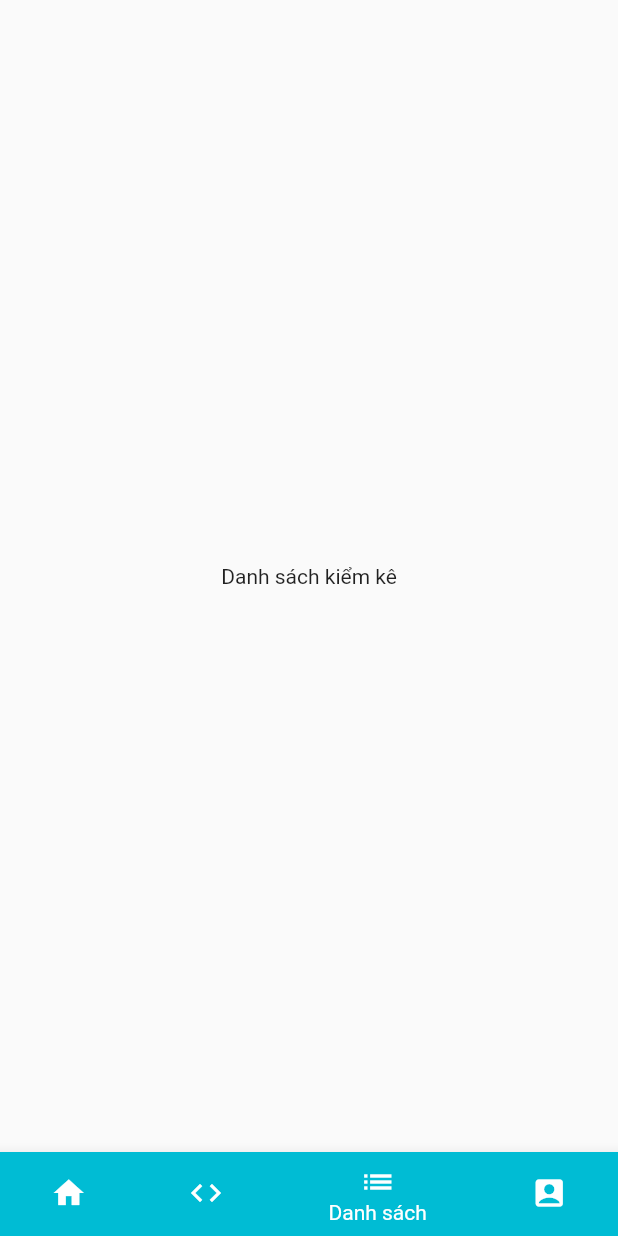
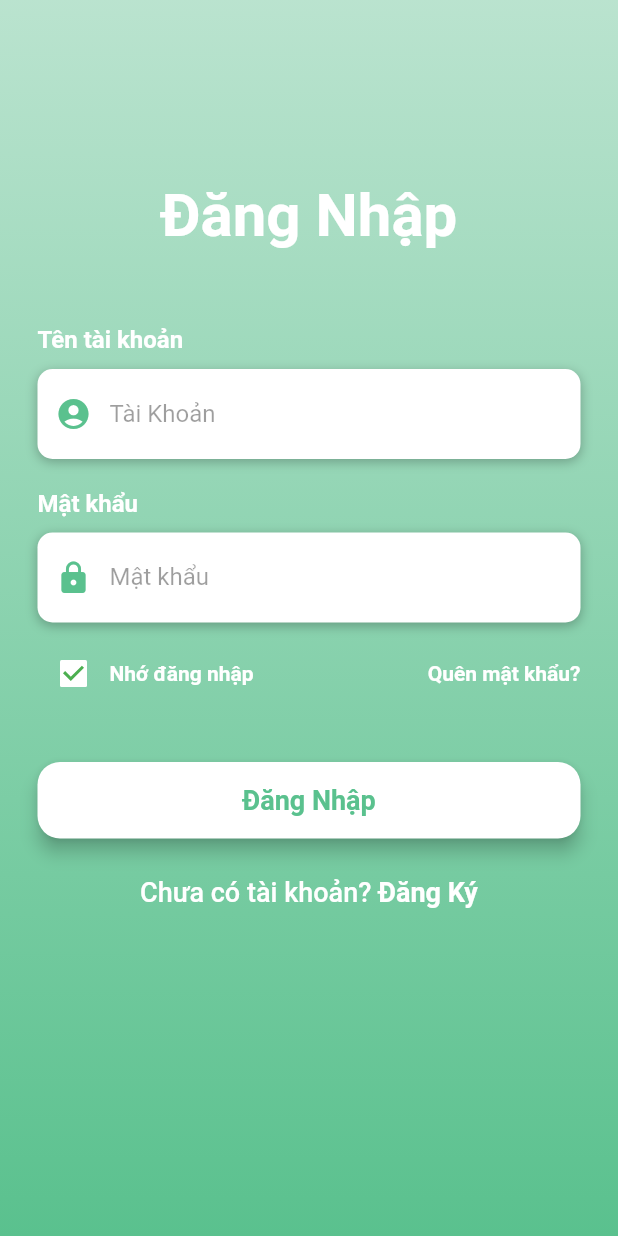
Before and after one commit to tryit4you/QR_Code_QLVL, a Flutter app: the screen it shows after launch, on a phone screen of 412 x 824 dp. Run offline on Flutter 3.47's test engine with Material 2 defaults, Android fonts, the phone set to English and light mode, and no system bars; our stand-ins replace firebase_core, google_fonts; accounts and stored records are empty.

```diff
--- a/lib/main.dart
+++ b/lib/main.dart
@@ -1,5 +1,6 @@
 import 'package:flutter/material.dart';
 import 'package:qr_code_quanlyvattu/screens/home.dart';
+import 'package:qr_code_quanlyvattu/screens/login.dart';
 
 void main() {
   runApp(MaterialApp(
@@ -16,7 +17,8 @@ class _QrScanAppState extends State<QrScanApp> {
     return MaterialApp(
       debugShowCheckedModeBanner: false,
       title: 'Qr_code_QLVT',
-      home: HomeScreens(),
+      home: LoginScreen(),
+      //  home: HomeScreens(),
     );
   }
 }
--- a/lib/screens/login.dart
+++ b/lib/screens/login.dart
@@ -0,0 +1,253 @@
+import 'package:flutter/material.dart';
+import 'package:flutter/services.dart';
+
+class LoginScreen extends StatefulWidget {
+  @override
+  _LoginScreenState createState() => _LoginScreenState();
+}
+
+var isRemember = true;
+
+class _LoginScreenState extends State<LoginScreen> {
+  Widget buildLoginBtn() {
+    return Container(
+      padding: EdgeInsets.symmetric(vertical: 25),
+      width: double.infinity,
+      child: RaisedButton(
+        elevation: 5,
+        onPressed: () => print('Login press'),
+        padding: EdgeInsets.all(15),
+        shape: RoundedRectangleBorder(
+          borderRadius: BorderRadius.circular(15),
+        ),
+        color: Colors.white,
+        child: Text(
+          'Đăng Nhập',
+          style: TextStyle(
+              color: Color(0xff5ac18e),
+              fontSize: 18,
+              fontWeight: FontWeight.bold),
+        ),
+      ),
+    );
+  }
+
+  Widget buildSignUpBtn() {
+    return GestureDetector(
+        onTap: () => print('Sign Up Pressed'),
+        child: RichText(
+          text: TextSpan(
+            children: [
+              TextSpan(
+                  text: 'Chưa có tài khoản? ',
+                  style: TextStyle(
+                      color: Colors.white,
+                      fontSize: 18,
+                      fontWeight: FontWeight.w500)),
+              TextSpan(
+                  text: 'Đăng Ký',
+                  style: TextStyle(
+                      color: Colors.white,
+                      fontSize: 18,
+                      fontWeight: FontWeight.bold)),
+            ],
+          ),
+        ));
+  }
+
+  Widget buildRememberCb() {
+    return Padding(
+        padding: EdgeInsets.symmetric(vertical: 10),
+        child: Row(
+          mainAxisAlignment: MainAxisAlignment.spaceBetween,
+          children: [
+            Container(
+              height: 20,
+              child: Row(
+                children: [
+                  Theme(
+                    data: ThemeData(unselectedWidgetColor: Colors.white),
+                    child: Checkbox(
+                        value: isRemember,
+                        checkColor: Colors.green,
+                        activeColor: Colors.white,
+                        onChanged: (value) {
+                          setState(() {
+                            isRemember = value;
+                          });
+                        }),
+                  ),
+                  Text(
+                    'Nhớ đăng nhập',
+                    style: TextStyle(
+                        color: Colors.white, fontWeight: FontWeight.bold),
+                  )
+                ],
+              ),
+            ),
+            Container(
+              alignment: Alignment.centerRight,
+              child: FlatButton(
+                onPressed: () => print("Forgot Password Pressed"),
+                padding: EdgeInsets.only(right: 0),
+                child: Text(
+                  'Quên mật khẩu?',
+                  style: TextStyle(
+                      color: Colors.white, fontWeight: FontWeight.bold),
+                ),
+              ),
+            )
+          ],
+        ));
+  }
+
+  @override
+  Widget build(BuildContext context) {
+    return Scaffold(
+      body: AnnotatedRegion<SystemUiOverlayStyle>(
+        value: SystemUiOverlayStyle.light,
+        child: GestureDetector(
+          child: Stack(
+            children: [
+              Container(
+                height: double.infinity,
+                width: double.infinity,
+                decoration: BoxDecoration(
+                    gradient: LinearGradient(
+                        begin: Alignment.topCenter,
+                        end: Alignment.bottomCenter,
+                        colors: [
+                      Color(0x665ac18e),
+                      Color(0x995ac18e),
+                      Color(0xcc5ac18e),
+                      Color(0xff5ac18e)
+                    ])),
+                child: SingleChildScrollView(
+                  physics: AlwaysScrollableScrollPhysics(),
+                  padding: EdgeInsets.symmetric(horizontal: 25, vertical: 120),
+                  child: Column(
+                    mainAxisAlignment: MainAxisAlignment.center,
+                    children: [
+                      Text(
+                        'Đăng Nhập',
+                        style: TextStyle(
+                            color: Colors.white,
+                            fontSize: 40,
+                            fontWeight: FontWeight.bold),
+                      ),
+                      SizedBox(
+                        height: 50,
+                      ),
+                      buildUser(),
+                      SizedBox(
+                        height: 20,
+                      ),
+                      buildPassword(),
+                      buildRememberCb(),
+                      buildLoginBtn(),
+                      buildSignUpBtn()
+                    ],
+                  ),
+                ),
+              )
+            ],
+          ),
+        ),
+      ),
+    );
+  }
+}
+
+Widget buildForgotPassBtn() {
+  return Container(
+    alignment: Alignment.centerRight,
+    child: FlatButton(
+      onPressed: () => print("Forgot Password Pressed"),
+      padding: EdgeInsets.only(right: 0),
+      child: Text(
+        'Quên mật khẩu?',
+        style: TextStyle(color: Colors.white, fontWeight: FontWeight.bold),
+      ),
+    ),
+  );
+}
+
+Widget buildUser() {
+  return Column(
+    crossAxisAlignment: CrossAxisAlignment.start,
+    children: [
+      Text(
+        'Tên tài khoản',
+        style: TextStyle(
+            color: Colors.white, fontSize: 16, fontWeight: FontWeight.bold),
+      ),
+      SizedBox(
+        height: 10,
+      ),
+      Container(
+        alignment: Alignment.centerLeft,
+        decoration: BoxDecoration(
+            color: Colors.white,
+            borderRadius: BorderRadius.circular(10),
+            boxShadow: [
+              BoxShadow(
+                  color: Colors.black26, blurRadius: 6, offset: Offset(0, 2))
+            ]),
+        height: 60,
+        child: TextField(
+          keyboardType: TextInputType.name,
+          style: TextStyle(color: Colors.black87),
+          decoration: InputDecoration(
+              border: InputBorder.none,
+              contentPadding: EdgeInsets.only(top: 14),
+              prefixIcon: Icon(
+                Icons.account_circle,
+                color: Color(0xff5ac18e),
+              ),
+              hintText: 'Tài Khoản',
+              hintStyle: TextStyle(color: Colors.black38)),
+        ),
+      )
+    ],
+  );
+}
+
+Widget buildPassword() {
+  return Column(
+    crossAxisAlignment: CrossAxisAlignment.start,
+    children: [
+      Text(
+        'Mật khẩu',
+        style: TextStyle(
+            color: Colors.white, fontSize: 16, fontWeight: FontWeight.bold),
+      ),
+      SizedBox(
+        height: 10,
+      ),
+      Container(
+        alignment: Alignment.centerLeft,
+        decoration: BoxDecoration(
+            color: Colors.white,
+            borderRadius: BorderRadius.circular(10),
+            boxShadow: [
+              BoxShadow(
+                  color: Colors.black26, blurRadius: 6, offset: Offset(0, 2))
+            ]),
+        height: 60,
+        child: TextField(
+          obscureText: true,
+          style: TextStyle(color: Colors.black87),
+          decoration: InputDecoration(
+              border: InputBorder.none,
+              contentPadding: EdgeInsets.only(top: 14),
+              prefixIcon: Icon(
+                Icons.lock,
+                color: Color(0xff5ac18e),
+              ),
+              hintText: 'Mật khẩu',
+              hintStyle: TextStyle(color: Colors.black38)),
+        ),
+      )
+    ],
+  );
+}
--- /dev/null
+++ b/lib/services/firebase_service.dart
@@ -0,0 +1,7 @@
+import 'package:firebase_core/firebase_core.dart';
+
+class FirebaseService {
+  FirebaseService.Initial() {
+    final Future<FirebaseApp> _initialzation = Firebase.initializeApp();
+  }
+}
--- a/pubspec.yaml
+++ b/pubspec.yaml
@@ -23,6 +23,7 @@ environment:
 dependencies:
   flutter:
     sdk: flutter
+  firebase_core: "0.5.2"
   qr_code_scanner: ^0.0.13
   google_fonts: ^1.1.1
   cupertino_icons: ^1.0.0
```
Also changed, not shown: pubspec.lock.
